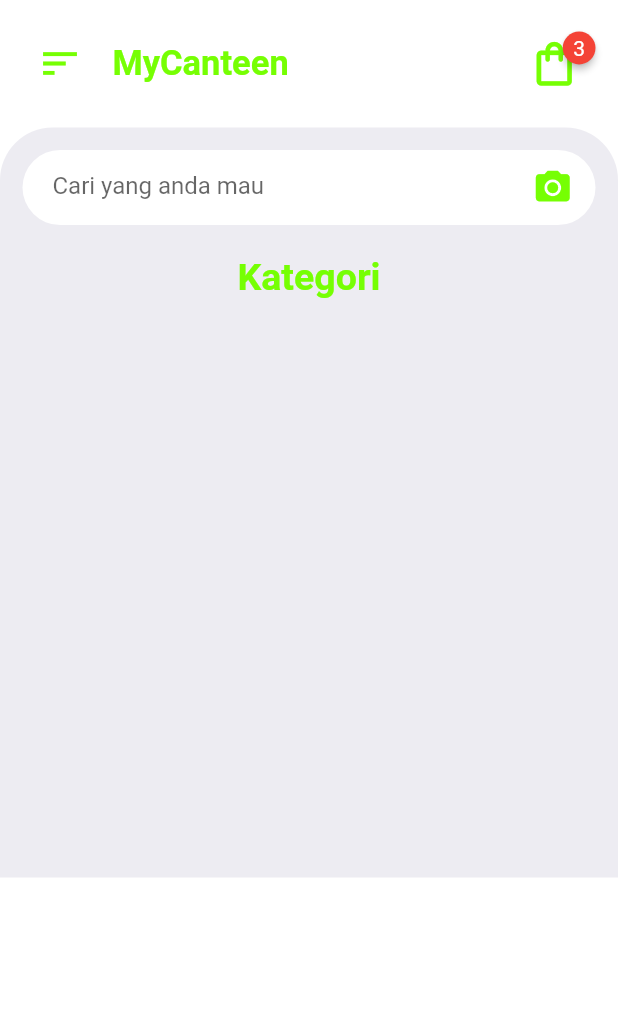
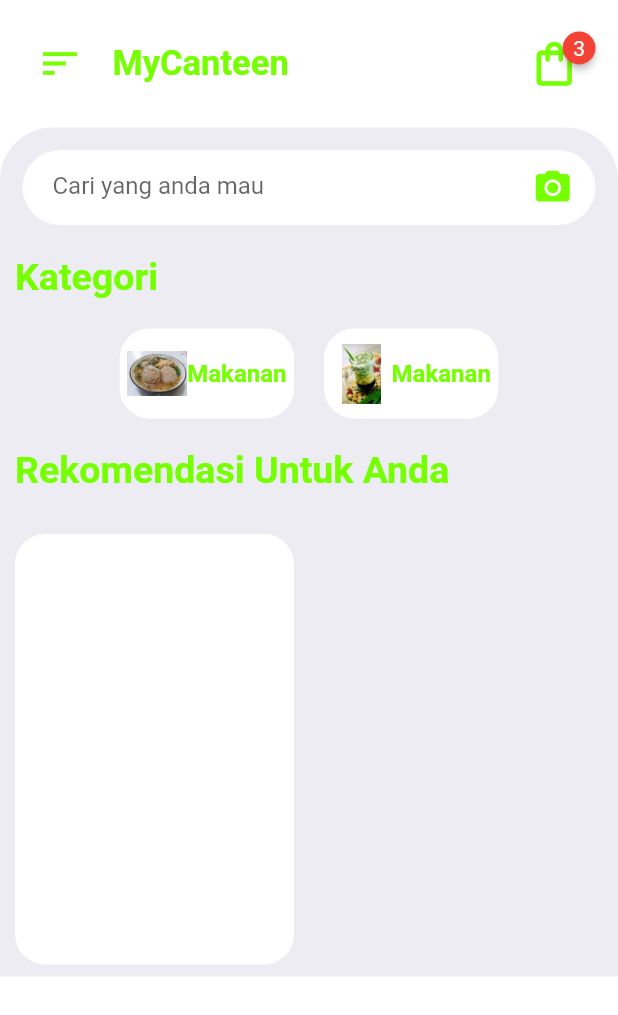
Before and after one commit to TurkhamM/Kelompok-4, a Flutter app: the screen it shows after launch, on a phone screen of 412 x 824 dp. Shown: the top 1015 px of the screen. Run offline on Flutter 3.47's test engine with Material 2 defaults, Android fonts, the phone set to English and light mode, and no system bars; drawn by our look-alikes of badges.

Commit message:
menambah homepage

```diff
--- a/lib/pages/Homepage.dart
+++ b/lib/pages/Homepage.dart
@@ -1,5 +1,9 @@
+import 'dart:ui';
+
 import 'package:flutter/material.dart';
+import 'package:splash/widgets/CategoriesWidgets.dart';
 import 'package:splash/widgets/HomeAppBar.dart';
+import 'package:splash/widgets/ItemsWidget.dart';
 
 class HomePage extends StatelessWidget {
   @override
@@ -9,7 +13,8 @@ class HomePage extends StatelessWidget {
         children: [
           HomeAppBar(),
           Container(
-            height: 500,
+            // temporary height
+            // height: 500,
             padding: EdgeInsets.only(top: 15),
             decoration: BoxDecoration(
               color: Color(0xFFEDECF2),
@@ -51,6 +56,7 @@ class HomePage extends StatelessWidget {
                   ),
                 ),
                 Container(
+                  alignment: Alignment.centerLeft,
                   margin: EdgeInsets.symmetric(
                     vertical: 20,
                     horizontal: 10,
@@ -64,6 +70,23 @@ class HomePage extends StatelessWidget {
                     ),
                   ),
                 ),
+                // kategori
+                CategoriesWidgets(),
+
+                Container(
+                  alignment: Alignment.centerLeft,
+                  margin: EdgeInsets.symmetric(vertical: 20, horizontal: 10),
+                  child: Text(
+                    "Rekomendasi Untuk Anda",
+                    style: TextStyle(
+                      fontSize: 25,
+                      fontWeight: FontWeight.bold,
+                      color: Color(0xFF76FF03),
+                    ),
+                  ),
+                ),
+                // items Widget
+                ItemsWidgets(),
               ],
             ),
           )
--- /dev/null
+++ b/lib/widgets/CategoriesWidgets.dart
@@ -0,0 +1,42 @@
+import 'package:flutter/material.dart';
+
+class CategoriesWidgets extends StatelessWidget {
+  @override
+  Widget build(BuildContext context) {
+    return SingleChildScrollView(
+      scrollDirection: Axis.horizontal,
+      child: Row(
+        children: [
+          for (int i = 1; i < 3; i++)
+            Container(
+              margin: EdgeInsets.symmetric(horizontal: 10),
+              padding: EdgeInsets.symmetric(horizontal: 5, vertical: 10),
+              decoration: BoxDecoration(
+                color: Colors.white,
+                borderRadius: BorderRadius.circular(20),
+              ),
+              child: Row(
+                crossAxisAlignment: CrossAxisAlignment.center,
+                children: [
+                  Image.asset(
+                    //use i variable to chage pictures
+                    "images/$i.png",
+                    width: 40,
+                    height: 40,
+                  ),
+                  Text(
+                    "Makanan",
+                    style: TextStyle(
+                      fontWeight: FontWeight.bold,
+                      fontSize: 16,
+                      color: Color(0xFF76FF03),
+                    ),
+                  ),
+                ],
+              ),
+            ),
+        ],
+      ),
+    );
+  }
+}
--- /dev/null
+++ b/lib/widgets/ItemsWidget.dart
@@ -0,0 +1,24 @@
+import 'package:flutter/material.dart';
+import 'package:flutter/rendering.dart';
+
+class ItemsWidgets extends StatelessWidget {
+  @override
+  Widget build(BuildContext context) {
+    return GridView.count(
+      childAspectRatio: 0.68,
+      // physics: NeverScrollableScrollPhysics(),
+      crossAxisCount: 2,
+      shrinkWrap: true,
+      children: [
+        Container(
+          padding: EdgeInsets.only(left: 15, right: 15, top: 10),
+          margin: EdgeInsets.symmetric(vertical: 8, horizontal: 10),
+          decoration: BoxDecoration(
+            color: Colors.white,
+            borderRadius: BorderRadius.circular(20),
+          ),
+        ),
+      ],
+    );
+  }
+}
--- a/pubspec.yaml
+++ b/pubspec.yaml
@@ -60,8 +60,8 @@ flutter:
   uses-material-design: true
 
   # To add assets to your application, add an assets section, like this:
-  # assets:
-  #   - images/a_dot_burr.jpeg
+  assets:
+      - images/
   #   - images/a_dot_ham.jpeg
 
   # An image asset can refer to one or more resolution-specific "variants", see
```
Also changed, not shown: images/1.png (added), images/2.png (added), images/3.png (added), images/4.png (added), images/5.png (added), images/6.png (added), images/7.png (added), images/8.png (added), 1 other file.
